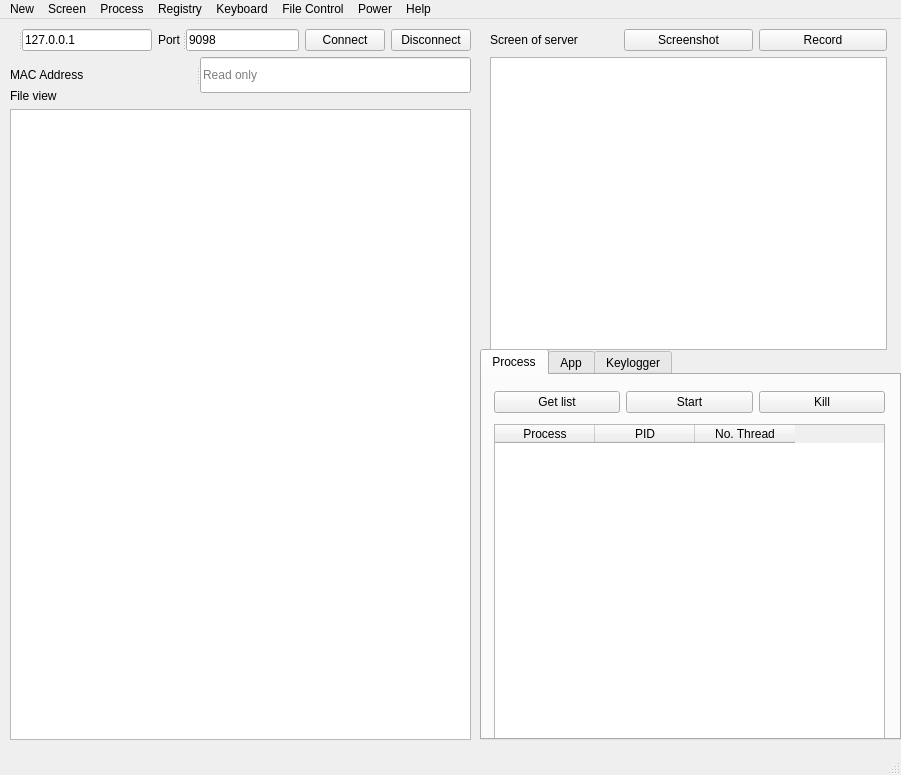
Qt form app/client/ui/MainClient.ui (mdnam2410/hcmus-cn-socket) before a commit.
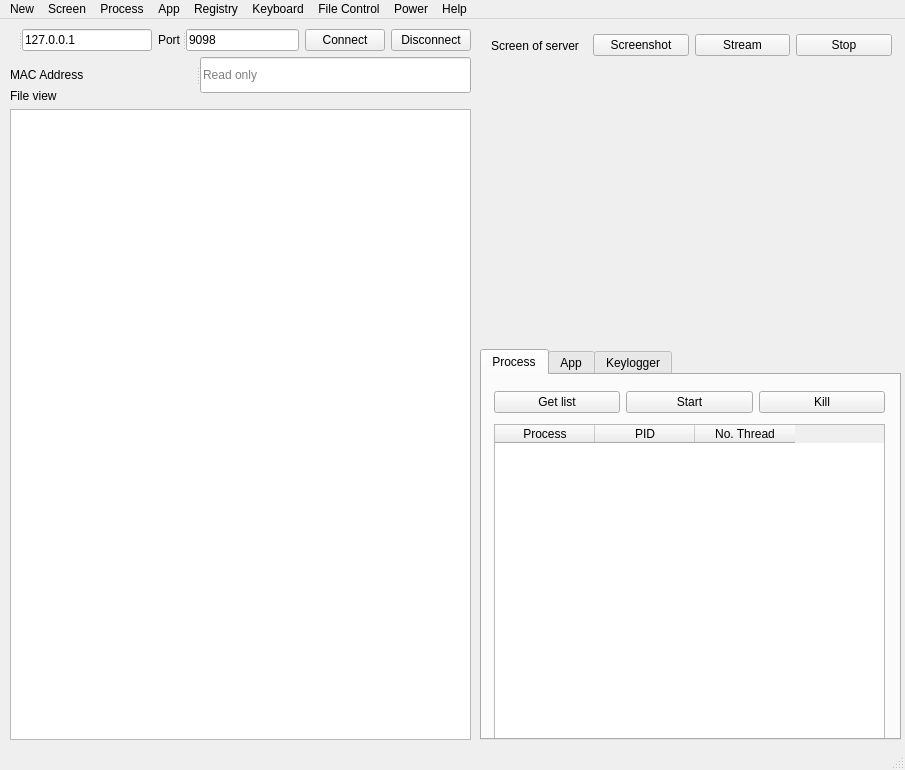
The same form after that commit. Icons and pictures are not drawn.

Commit message: done screenshot, stream. Will be resize image in client

The edit to the form file:
```diff
--- a/app/client/ui/MainClient.ui
+++ b/app/client/ui/MainClient.ui
@@ -6,8 +6,8 @@
    <rect>
     <x>0</x>
     <y>0</y>
-    <width>901</width>
-    <height>775</height>
+    <width>905</width>
+    <height>770</height>
    </rect>
   </property>
   <property name="windowTitle">
@@ -238,59 +238,30 @@
      </layout>
     </widget>
    </widget>
-   <widget class="QWidget" name="">
+   <widget class="QLabel" name="image">
     <property name="geometry">
      <rect>
       <x>490</x>
-      <y>10</y>
-      <width>397</width>
-      <height>321</height>
+      <y>50</y>
+      <width>391</width>
+      <height>271</height>
      </rect>
     </property>
-    <layout class="QVBoxLayout" name="verticalLayout_3">
-     <item>
-      <layout class="QHBoxLayout" name="horizontalLayout_3">
-       <item>
-        <widget class="QLabel" name="label_3">
-         <property name="text">
-          <string>Screen of server</string>
-         </property>
-        </widget>
-       </item>
-       <item>
-        <widget class="QPushButton" name="screenshot_btn">
-         <property name="enabled">
-          <bool>true</bool>
-         </property>
-         <property name="text">
-          <string>Screenshot</string>
-         </property>
-         <property name="icon">
-          <iconset>
-           <normaloff>image/16/screenshot.png</normaloff>image/16/screenshot.png</iconset>
-         </property>
-        </widget>
-       </item>
-       <item>
-        <widget class="QPushButton" name="record_btn">
-         <property name="enabled">
-          <bool>true</bool>
-         </property>
-         <property name="text">
-          <string>Record</string>
-         </property>
-         <property name="icon">
-          <iconset>
-           <normaloff>image/16/recording.png</normaloff>image/16/recording.png</iconset>
-         </property>
-        </widget>
-       </item>
-      </layout>
-     </item>
-     <item>
-      <widget class="QGraphicsView" name="graphicsView"/>
-     </item>
-    </layout>
+    <property name="sizePolicy">
+     <sizepolicy hsizetype="Maximum" vsizetype="Maximum">
+      <horstretch>0</horstretch>
+      <verstretch>0</verstretch>
+     </sizepolicy>
+    </property>
+    <property name="text">
+     <string/>
+    </property>
+    <property name="pixmap">
+     <pixmap>image/fit.png</pixmap>
+    </property>
+    <property name="alignment">
+     <set>Qt::AlignCenter</set>
+    </property>
    </widget>
    <widget class="QWidget" name="">
     <property name="geometry">
@@ -421,13 +392,74 @@
      </item>
     </layout>
    </widget>
+   <widget class="QWidget" name="">
+    <property name="geometry">
+     <rect>
+      <x>491</x>
+      <y>11</y>
+      <width>401</width>
+      <height>31</height>
+     </rect>
+    </property>
+    <layout class="QHBoxLayout" name="horizontalLayout_3">
+     <item>
+      <widget class="QLabel" name="label_3">
+       <property name="text">
+        <string>Screen of server</string>
+       </property>
+      </widget>
+     </item>
+     <item>
+      <widget class="QPushButton" name="screenshot_btn">
+       <property name="enabled">
+        <bool>true</bool>
+       </property>
+       <property name="text">
+        <string>Screenshot</string>
+       </property>
+       <property name="icon">
+        <iconset>
+         <normaloff>image/16/screenshot.png</normaloff>image/16/screenshot.png</iconset>
+       </property>
+      </widget>
+     </item>
+     <item>
+      <widget class="QPushButton" name="stream_btn">
+       <property name="enabled">
+        <bool>true</bool>
+       </property>
+       <property name="text">
+        <string>Stream</string>
+       </property>
+       <property name="icon">
+        <iconset>
+         <normaloff>image/16/screenshare.png</normaloff>image/16/screenshare.png</iconset>
+       </property>
+      </widget>
+     </item>
+     <item>
+      <widget class="QPushButton" name="stop_stream_btn">
+       <property name="enabled">
+        <bool>true</bool>
+       </property>
+       <property name="text">
+        <string>Stop</string>
+       </property>
+       <property name="icon">
+        <iconset>
+         <normaloff>image/16/stop.png</normaloff>image/16/stop.png</iconset>
+       </property>
+      </widget>
+     </item>
+    </layout>
+   </widget>
   </widget>
   <widget class="QMenuBar" name="menubar">
    <property name="geometry">
     <rect>
      <x>0</x>
      <y>0</y>
-     <width>901</width>
+     <width>905</width>
      <height>26</height>
     </rect>
    </property>
@@ -535,9 +567,18 @@
     </property>
     <addaction name="actionAbout"/>
    </widget>
+   <widget class="QMenu" name="menuApp">
+    <property name="title">
+     <string>App</string>
+    </property>
+    <addaction name="actionShowApp"/>
+    <addaction name="actionStartApp"/>
+    <addaction name="actionKillApp"/>
+   </widget>
    <addaction name="menuNew"/>
    <addaction name="menuScreen"/>
    <addaction name="menuProcess_App"/>
+   <addaction name="menuApp"/>
    <addaction name="menuRegistry"/>
    <addaction name="menuKeyboard"/>
    <addaction name="menuFile_Control"/>
```
Left out of the diff: 54 changed lines with no effect on the pictures. The commit also changes 4 other files.
